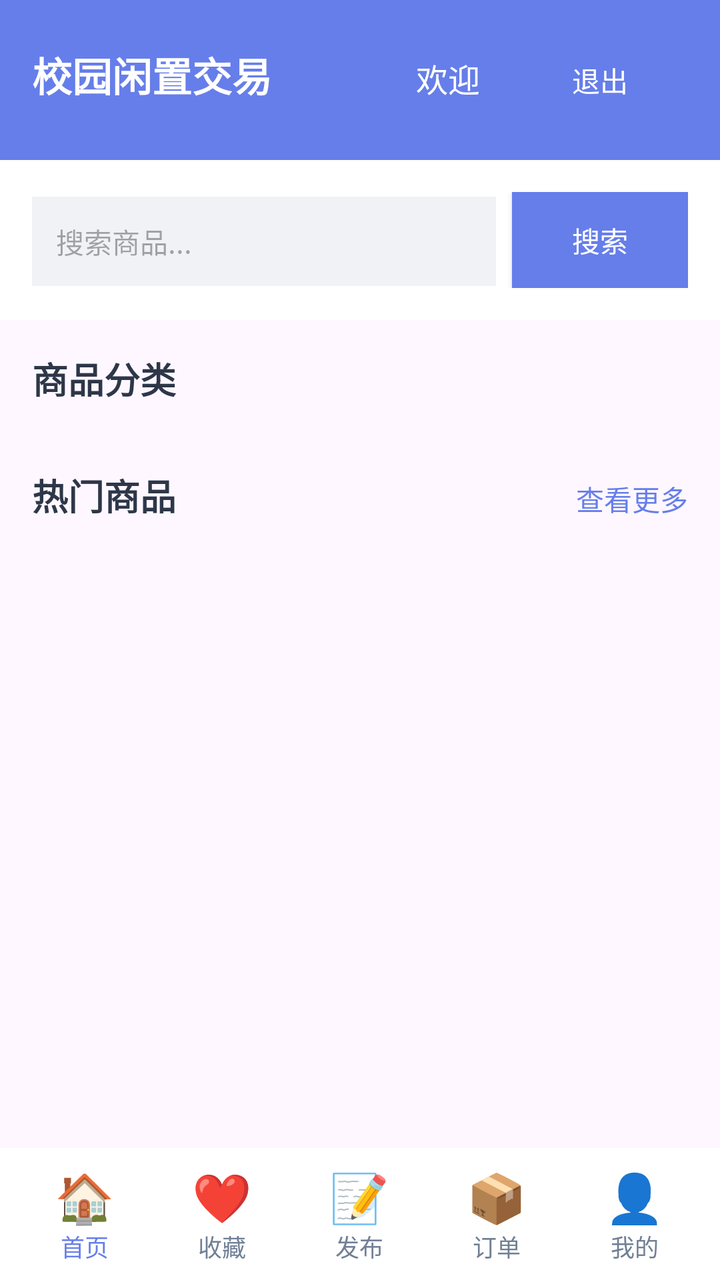
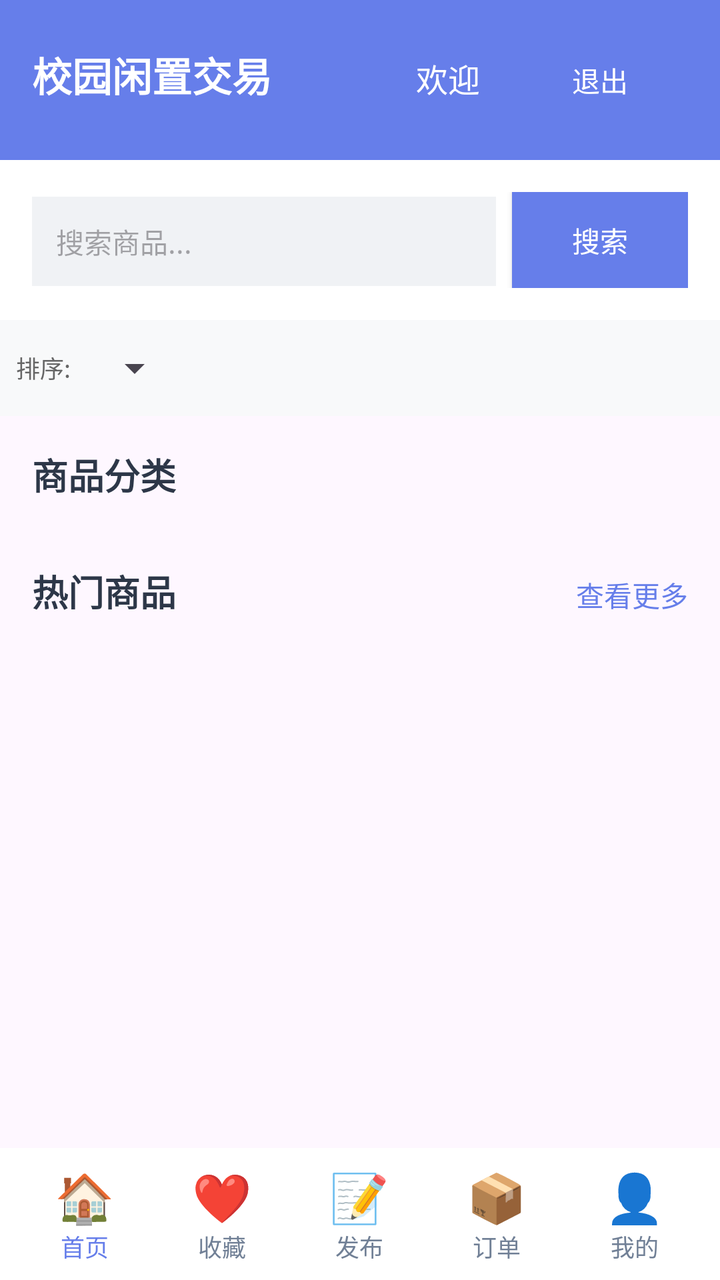

Screens rendered from an Android XML layout before and after an edit, with the pre-edit source and the edit as a unified diff.
<!-- AndroidManifest.xml: application theme Theme.MyApplication -->
<!-- res/layout/activity_main.xml -->
<?xml version="1.0" encoding="utf-8"?>
<LinearLayout xmlns:android="http://schemas.android.com/apk/res/android"
    android:layout_width="match_parent"
    android:layout_height="match_parent"
    android:orientation="vertical">

    <LinearLayout
        android:layout_width="match_parent"
        android:layout_height="wrap_content"
        android:orientation="horizontal"
        android:background="#667eea"
        android:padding="16dp">

        <TextView
            android:layout_width="wrap_content"
            android:layout_height="wrap_content"
            android:text="校园闲置交易"
            android:textSize="20sp"
            android:textColor="#ffffff"
            android:textStyle="bold"/>

        <TextView
            android:id="@+id/tv_username"
            android:layout_width="wrap_content"
            android:layout_height="wrap_content"
            android:text="欢迎"
            android:textSize="16sp"
            android:textColor="#ffffff"
            android:layout_weight="1"
            android:gravity="end"
            android:layout_marginEnd="16dp"/>

        <Button
            android:id="@+id/btn_logout"
            android:layout_width="wrap_content"
            android:layout_height="wrap_content"
            android:text="退出"
            android:textColor="#ffffff"
            android:background="@null"
            android:textSize="14sp"/>
    </LinearLayout>

    <LinearLayout
        android:layout_width="match_parent"
        android:layout_height="wrap_content"
        android:orientation="horizontal"
        android:padding="16dp"
        android:background="#ffffff">

        <EditText
            android:id="@+id/et_search"
            android:layout_width="0dp"
            android:layout_height="wrap_content"
            android:layout_weight="1"
            android:hint="搜索商品..."
            android:background="#f0f2f5"
            android:padding="12dp"
            android:textSize="14sp"/>

        <Button
            android:id="@+id/btn_search"
            android:layout_width="wrap_content"
            android:layout_height="wrap_content"
            android:text="搜索"
            android:textColor="#ffffff"
            android:background="#667eea"
            android:textSize="14sp"
            android:paddingLeft="20dp"
            android:paddingRight="20dp"
            android:layout_marginStart="8dp"/>
    </LinearLayout>

    <ScrollView
        android:layout_width="match_parent"
        android:layout_height="0dp"
        android:layout_weight="1">

        <LinearLayout
            android:layout_width="match_parent"
            android:layout_height="wrap_content"
            android:orientation="vertical"
            android:padding="16dp">

            <TextView
                android:layout_width="wrap_content"
                android:layout_height="wrap_content"
                android:text="商品分类"
                android:textSize="18sp"
                android:textColor="#2d3748"
                android:textStyle="bold"
                android:layout_marginBottom="12dp"/>

            <HorizontalScrollView
                android:layout_width="match_parent"
                android:layout_height="wrap_content"
                android:layout_marginBottom="20dp">

                <LinearLayout
                    android:id="@+id/ll_categories"
                    android:layout_width="wrap_content"
                    android:layout_height="wrap_content"
                    android:orientation="horizontal"/>
            </HorizontalScrollView>

            <LinearLayout
                android:layout_width="match_parent"
                android:layout_height="wrap_content"
                android:orientation="horizontal"
                android:layout_marginBottom="12dp">

                <TextView
                    android:layout_width="wrap_content"
                    android:layout_height="wrap_content"
                    android:text="热门商品"
                    android:textSize="18sp"
                    android:textColor="#2d3748"
                    android:textStyle="bold"/>

                <TextView
                    android:id="@+id/tv_view_more"
                    android:layout_width="wrap_content"
                    android:layout_height="wrap_content"
                    android:text="查看更多"
                    android:textSize="14sp"
                    android:textColor="#667eea"
                    android:layout_weight="1"
                    android:gravity="end"/>
            </LinearLayout>

            <LinearLayout
                android:id="@+id/ll_items"
                android:layout_width="match_parent"
                android:layout_height="wrap_content"
                android:orientation="vertical"/>
        </LinearLayout>
    </ScrollView>

    <LinearLayout
        android:layout_width="match_parent"
        android:layout_height="wrap_content"
        android:orientation="horizontal"
        android:background="#ffffff"
        android:padding="8dp">

        <LinearLayout
            android:id="@+id/tab_home"
            android:layout_width="0dp"
            android:layout_height="wrap_content"
            android:layout_weight="1"
            android:orientation="vertical"
            android:gravity="center">

            <TextView
                android:layout_width="wrap_content"
                android:layout_height="wrap_content"
                android:text="🏠"
                android:textSize="24sp"/>

            <TextView
                android:layout_width="wrap_content"
                android:layout_height="wrap_content"
                android:text="首页"
                android:textSize="12sp"
                android:textColor="#667eea"/>
        </LinearLayout>

        <LinearLayout
            android:id="@+id/tab_favorite"
            android:layout_width="0dp"
            android:layout_height="wrap_content"
            android:layout_weight="1"
            android:orientation="vertical"
            android:gravity="center">

            <TextView
                android:layout_width="wrap_content"
                android:layout_height="wrap_content"
                android:text="❤️"
                android:textSize="24sp"/>

            <TextView
                android:layout_width="wrap_content"
                android:layout_height="wrap_content"
                android:text="收藏"
                android:textSize="12sp"
                android:textColor="#718096"/>
        </LinearLayout>

        <LinearLayout
            android:id="@+id/tab_publish"
            android:layout_width="0dp"
            android:layout_height="wrap_content"
            android:layout_weight="1"
            android:orientation="vertical"
            android:gravity="center">

            <TextView
                android:layout_width="wrap_content"
                android:layout_height="wrap_content"
                android:text="📝"
                android:textSize="24sp"/>

            <TextView
                android:layout_width="wrap_content"
                android:layout_height="wrap_content"
                android:text="发布"
                android:textSize="12sp"
                android:textColor="#718096"/>
        </LinearLayout>

        <LinearLayout
            android:id="@+id/tab_order"
            android:layout_width="0dp"
            android:layout_height="wrap_content"
            android:layout_weight="1"
            android:orientation="vertical"
            android:gravity="center">

            <TextView
                android:layout_width="wrap_content"
                android:layout_height="wrap_content"
                android:text="📦"
                android:textSize="24sp"/>

            <TextView
                android:layout_width="wrap_content"
                android:layout_height="wrap_content"
                android:text="订单"
                android:textSize="12sp"
                android:textColor="#718096"/>
        </LinearLayout>

        <LinearLayout
            android:id="@+id/tab_profile"
            android:layout_width="0dp"
            android:layout_height="wrap_content"
            android:layout_weight="1"
            android:orientation="vertical"
            android:gravity="center">

            <TextView
                android:layout_width="wrap_content"
                android:layout_height="wrap_content"
                android:text="👤"
                android:textSize="24sp"/>

            <TextView
                android:layout_width="wrap_content"
                android:layout_height="wrap_content"
                android:text="我的"
                android:textSize="12sp"
                android:textColor="#718096"/>
        </LinearLayout>
    </LinearLayout>
</LinearLayout>
<!-- resources referenced by this layout -->
<resources>
  <style name="Theme.MyApplication" parent="Base.Theme.MyApplication" />
  <style name="Base.Theme.MyApplication" parent="Theme.Material3.DayNight.NoActionBar">
          
          
      </style>
</resources>

<!-- the commit's change to res/layout/activity_main.xml (unified diff, before → after) -->
@@ -67,6 +67,28 @@
             android:textSize="14sp"
             android:paddingLeft="20dp"
             android:paddingRight="20dp"
+            android:layout_marginStart="8dp"/>
+    </LinearLayout>
+
+    <LinearLayout
+        android:layout_width="match_parent"
+        android:layout_height="wrap_content"
+        android:orientation="horizontal"
+        android:padding="8dp"
+        android:background="#f8f9fa">
+
+        <TextView
+            android:layout_width="wrap_content"
+            android:layout_height="wrap_content"
+            android:text="排序:"
+            android:textSize="12sp"
+            android:textColor="#666666"
+            android:layout_gravity="center_vertical"/>
+
+        <Spinner
+            android:id="@+id/spinner_sort"
+            android:layout_width="wrap_content"
+            android:layout_height="32dp"
             android:layout_marginStart="8dp"/>
     </LinearLayout>
 
